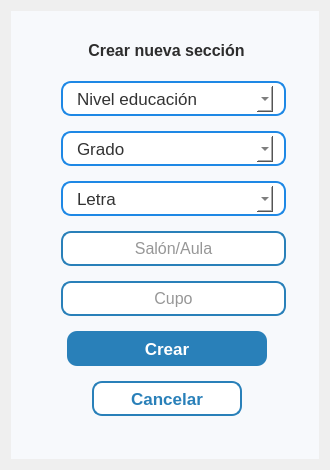
The window that resources/ui/crear_seccion.ui (Proyecto-Uptjaa/Proyecto_SIRA) describes before a commit, drawn with Qt 5.
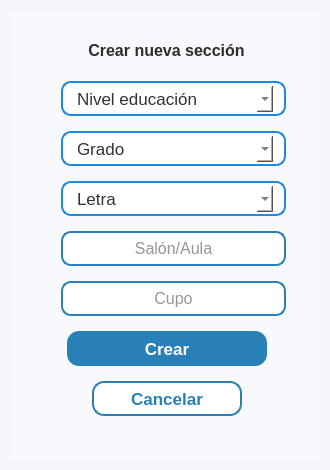
The same window after the commit. Icons and pictures are not drawn.

Diff of the .ui file:
```diff
--- a/resources/ui/crear_seccion.ui
+++ b/resources/ui/crear_seccion.ui
@@ -25,6 +25,9 @@
   <property name="windowTitle">
    <string>Dialog</string>
   </property>
+  <property name="styleSheet">
+   <string notr="true">background-color: #f5f6fa;</string>
+  </property>
   <layout class="QVBoxLayout" name="verticalLayout">
    <item>
     <widget class="QWidget" name="widgetPrincipal" native="true">
@@ -49,7 +52,7 @@
     color: #FFFFFF;
     border: none;
     padding: 8px 10px;
-    border-radius: 10px;
+    border-radius: 12px;
 }
 QPushButton:hover {
 	background-color: #0D47A1
@@ -197,7 +200,13 @@
       </property>
       <property name="icon">
        <iconset resource="../icons/resources_ui.qrc">
-        <normaloff>:/icons/cancelar_w.png</normaloff>:/icons/cancelar_w.png</iconset>
+        <normaloff>:/icons/cancelar_b2.png</normaloff>:/icons/cancelar_b2.png</iconset>
+      </property>
+      <property name="iconSize">
+       <size>
+        <width>18</width>
+        <height>18</height>
+       </size>
       </property>
      </widget>
      <widget class="QFrame" name="frameRol_login_2">
```
Left out of the diff: 1 changed line with no effect on the pictures.
